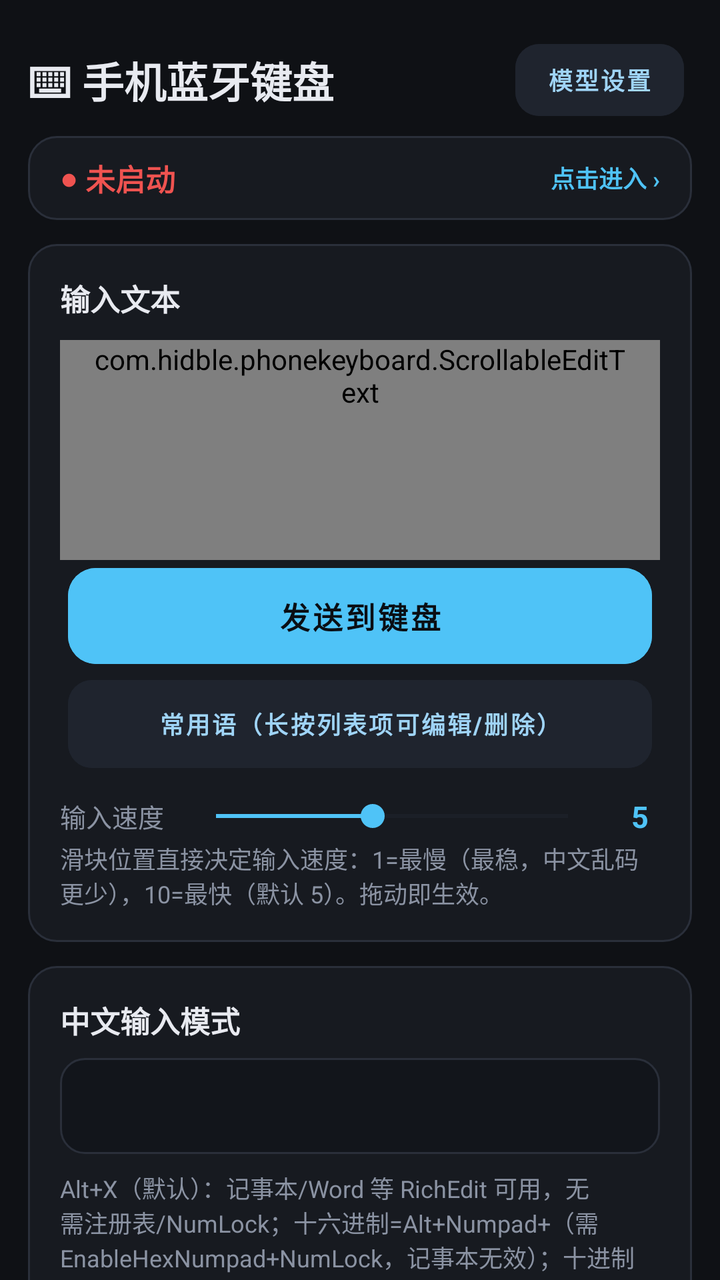
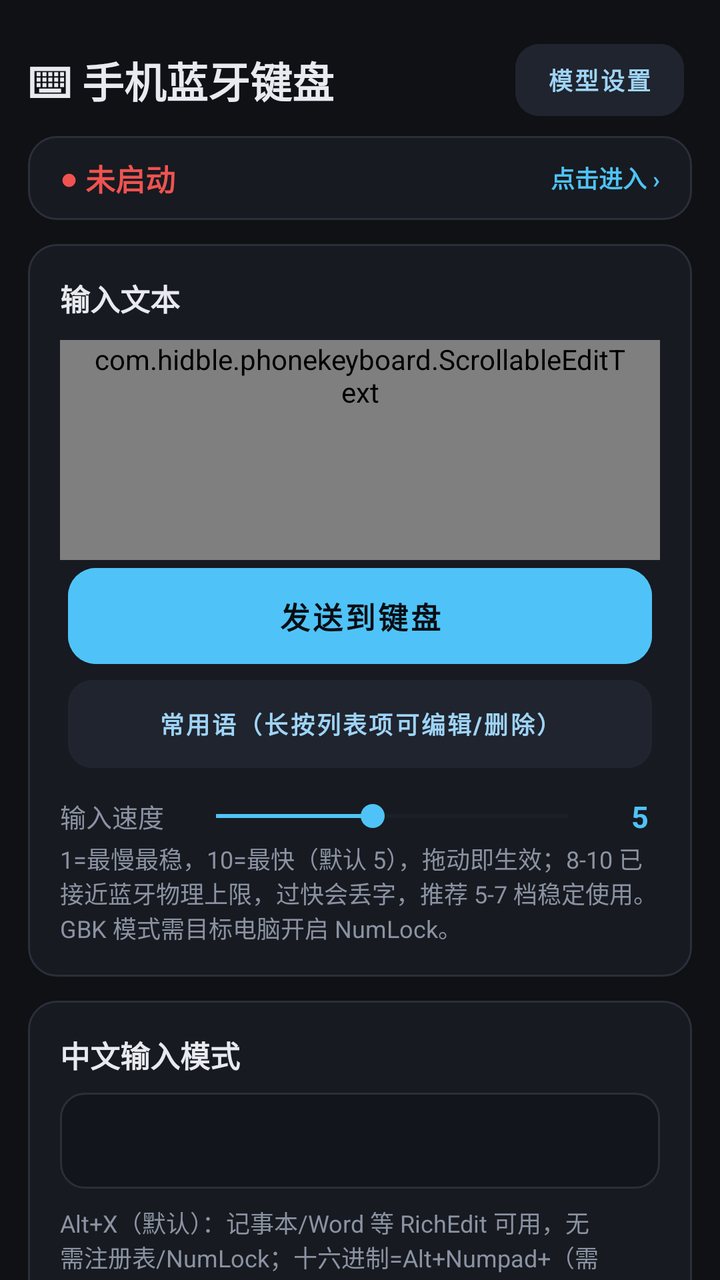

Two renders of the same Android screen: before a commit and after it. Below are the layout's source before the change and the commit's diff.
<!-- AndroidManifest.xml: activity theme Theme.HIDBLEKeyboard -->
<!-- res/layout/activity_main.xml -->
<?xml version="1.0" encoding="utf-8"?>
<ScrollView xmlns:android="http://schemas.android.com/apk/res/android"
    android:layout_width="match_parent"
    android:layout_height="match_parent"
    android:background="@color/background"
    android:fillViewport="true"
    android:scrollbars="none">

    <LinearLayout
        android:layout_width="match_parent"
        android:layout_height="wrap_content"
        android:orientation="vertical"
        android:padding="14dp">

        
        <LinearLayout
            android:layout_width="match_parent"
            android:layout_height="wrap_content"
            android:orientation="horizontal"
            android:gravity="center_vertical"
            android:layout_marginTop="4dp"
            android:layout_marginBottom="6dp">

            <TextView
                android:layout_width="wrap_content"
                android:layout_height="wrap_content"
                android:text="⌨ 手机蓝牙键盘"
                android:textSize="21sp"
                android:textStyle="bold"
                android:textColor="@color/text_primary" />

            <View
                android:layout_width="0dp"
                android:layout_height="1dp"
                android:layout_weight="1" />

            <Button
                android:id="@+id/llmSettingsTopButton"
                style="@style/KeyButton"
                android:layout_width="wrap_content"
                android:layout_height="36dp"
                android:text="模型设置" />
        </LinearLayout>

        
        <LinearLayout
            android:id="@+id/statusCard"
            android:layout_width="match_parent"
            android:layout_height="wrap_content"
            android:orientation="horizontal"
            android:gravity="center_vertical"
            android:background="@drawable/bg_card"
            android:clickable="true"
            android:focusable="true"
            android:foreground="?attr/selectableItemBackground"
            android:paddingStart="16dp"
            android:paddingEnd="16dp"
            android:paddingTop="10dp"
            android:paddingBottom="10dp"
            android:layout_marginBottom="12dp">

            <TextView
                android:id="@+id/headerStatusDot"
                android:layout_width="wrap_content"
                android:layout_height="wrap_content"
                android:text="● "
                android:textSize="15sp"
                android:textColor="@color/disconnected" />

            <TextView
                android:id="@+id/headerStatusText"
                android:layout_width="0dp"
                android:layout_height="wrap_content"
                android:layout_weight="1"
                android:text="未启动"
                android:textSize="15sp"
                android:textStyle="bold"
                android:textColor="@color/disconnected" />

            <TextView
                android:layout_width="wrap_content"
                android:layout_height="wrap_content"
                android:text="点击进入 ›"
                android:textSize="12sp"
                android:textStyle="bold"
                android:textColor="@color/primary" />
        </LinearLayout>

        
        <LinearLayout
            android:layout_width="match_parent"
            android:layout_height="wrap_content"
            android:orientation="vertical"
            android:background="@drawable/bg_card"
            android:padding="16dp"
            android:layout_marginBottom="12dp">

            <TextView
                android:layout_width="wrap_content"
                android:layout_height="wrap_content"
                android:text="输入文本"
                android:textSize="15sp"
                android:textStyle="bold"
                android:textColor="@color/text_primary"
                android:layout_marginBottom="10dp" />

            <com.hidble.phonekeyboard.ScrollableEditText
                android:id="@+id/textInput"
                android:layout_width="match_parent"
                android:layout_height="wrap_content"
                android:minHeight="110dp"
                android:background="@drawable/bg_input"
                android:paddingStart="14dp"
                android:paddingEnd="14dp"
                android:hint="输入文字（支持中文/英文/数字，可多行）"
                android:textColor="@color/text_primary"
                android:textColorHint="@color/text_hint"
                android:textColorHighlight="#334FC3F7"
                android:textSize="15sp"
                android:gravity="top|start"
                android:inputType="textMultiLine"
                android:lines="4"
                android:minLines="4"
                android:scrollbars="vertical"
                android:scrollbarStyle="outsideOverlay"
                android:fadeScrollbars="false"
                android:importantForAutofill="no" />

            <Button
                android:id="@+id/sendButton"
                style="@style/PrimaryButton"
                android:layout_width="match_parent"
                android:layout_height="48dp"
                android:layout_marginTop="8dp"
                android:text="发送到键盘" />

            <Button
                android:id="@+id/phraseButton"
                style="@style/KeyButton"
                android:layout_width="match_parent"
                android:layout_height="44dp"
                android:layout_marginTop="8dp"
                android:text="常用语（长按列表项可编辑/删除）" />

            
            <LinearLayout
                android:layout_width="match_parent"
                android:layout_height="wrap_content"
                android:orientation="horizontal"
                android:gravity="center_vertical"
                android:layout_marginTop="10dp">

                <TextView
                    android:layout_width="wrap_content"
                    android:layout_height="wrap_content"
                    android:text="输入速度"
                    android:textSize="13sp"
                    android:textColor="@color/text_secondary" />

                <SeekBar
                    android:id="@+id/speedSeekBar"
                    android:layout_width="0dp"
                    android:layout_height="wrap_content"
                    android:layout_weight="1"
                    android:layout_marginStart="10dp"
                    android:layout_marginEnd="10dp"
                    android:min="1"
                    android:max="10"
                    android:progress="5"
                    android:progressTint="@color/primary"
                    android:progressBackgroundTint="@color/card_stroke"
                    android:thumbTint="@color/primary" />

                <TextView
                    android:id="@+id/speedValueText"
                    android:layout_width="wrap_content"
                    android:layout_height="wrap_content"
                    android:text="5"
                    android:textSize="15sp"
                    android:textStyle="bold"
                    android:textColor="@color/primary"
                    android:minWidth="20dp"
                    android:gravity="center" />
            </LinearLayout>

            <TextView
                android:layout_width="match_parent"
                android:layout_height="wrap_content"
                android:text="滑块位置直接决定输入速度：1=最慢（最稳，中文乱码更少），10=最快（默认 5）。拖动即生效。"
                android:textSize="12sp"
                android:textColor="@color/text_secondary"
                android:layout_marginTop="2dp" />
        </LinearLayout>

        
        <LinearLayout
            android:layout_width="match_parent"
            android:layout_height="wrap_content"
            android:orientation="vertical"
            android:background="@drawable/bg_card"
            android:padding="16dp"
            android:layout_marginBottom="12dp">

            <TextView
                android:layout_width="wrap_content"
                android:layout_height="wrap_content"
                android:text="中文输入模式"
                android:textSize="15sp"
                android:textStyle="bold"
                android:textColor="@color/text_primary"
                android:layout_marginBottom="8dp" />

            <Spinner
                android:id="@+id/unicodeModeSpinner"
                android:layout_width="match_parent"
                android:layout_height="48dp"
                android:background="@drawable/bg_input"
                android:paddingStart="12dp"
                android:paddingEnd="12dp" />

            <TextView
                android:layout_width="match_parent"
                android:layout_height="wrap_content"
                android:text="Alt+X（默认）：记事本/Word 等 RichEdit 可用，无需注册表/NumLock；十六进制=Alt+Numpad+（需 EnableHexNumpad+NumLock，记事本无效）；十进制=Alt+0+码点；GBK 仅中文版 Windows。"
                android:textSize="12sp"
                android:textColor="@color/text_secondary"
                android:layout_marginTop="8dp" />
        </LinearLayout>

        
        <LinearLayout
            android:layout_width="match_parent"
            android:layout_height="wrap_content"
            android:orientation="vertical"
            android:background="@drawable/bg_card"
            android:padding="16dp"
            android:layout_marginBottom="12dp">

            <LinearLayout
                android:layout_width="match_parent"
                android:layout_height="wrap_content"
                android:orientation="horizontal"
                android:gravity="center_vertical"
                android:layout_marginBottom="8dp">

                <TextView
                    android:layout_width="0dp"
                    android:layout_height="wrap_content"
                    android:layout_weight="1"
                    android:text="大模型对话"
                    android:textSize="15sp"
                    android:textStyle="bold"
                    android:textColor="@color/text_primary" />

                <Button
                    android:id="@+id/llmSettingsButton"
                    style="@style/KeyButton"
                    android:text="模型设置" />
            </LinearLayout>

            <TextView
                android:layout_width="match_parent"
                android:layout_height="wrap_content"
                android:text="选提供方 + 填 Token 后即可对话；「我」的发言为绿色、AI 回复为白色，输出框可直接编辑。"
                android:textSize="12sp"
                android:textColor="@color/text_secondary"
                android:layout_marginBottom="8dp" />

            
            <com.hidble.phonekeyboard.ScrollableEditText
                android:id="@+id/llmInput"
                android:layout_width="match_parent"
                android:layout_height="wrap_content"
                android:minHeight="110dp"
                android:background="@drawable/bg_input"
                android:padding="12dp"
                android:hint="输入要问模型的话..."
                android:textColor="@color/text_primary"
                android:textColorHint="@color/text_hint"
                android:textColorHighlight="#334FC3F7"
                android:textSize="14sp"
                android:gravity="top|start"
                android:inputType="textMultiLine"
                android:lines="4"
                android:minLines="4"
                android:scrollbars="vertical"
                android:scrollbarStyle="outsideOverlay"
                android:fadeScrollbars="false"
                android:importantForAutofill="no" />

            <Button
                android:id="@+id/llmSendButton"
                style="@style/PrimaryButton"
                android:layout_width="match_parent"
                android:layout_height="48dp"
                android:layout_marginTop="8dp"
                android:text="发送给模型" />

            
            <LinearLayout
                android:id="@+id/llmThinkingRow"
                android:layout_width="match_parent"
                android:layout_height="wrap_content"
                android:orientation="horizontal"
                android:gravity="center_vertical"
                android:visibility="gone"
                android:layout_marginTop="8dp">

                <ProgressBar
                    android:layout_width="14dp"
                    android:layout_height="14dp"
                    android:indeterminateTint="@color/primary" />

                <TextView
                    android:id="@+id/llmThinkingText"
                    android:layout_width="wrap_content"
                    android:layout_height="wrap_content"
                    android:text="AI 正在思考"
                    android:textSize="13sp"
                    android:textColor="@color/text_secondary"
                    android:layout_marginStart="8dp" />
            </LinearLayout>

            
            <com.hidble.phonekeyboard.ScrollableEditText
                android:id="@+id/llmOutput"
                android:layout_width="match_parent"
                android:layout_height="190dp"
                android:background="@drawable/bg_log"
                android:padding="12dp"
                android:hint="对话内容会显示在这里，可直接编辑"
                android:textColor="@color/text_primary"
                android:textColorHint="@color/text_hint"
                android:textSize="13sp"
                android:gravity="top|start"
                android:inputType="textMultiLine"
                android:scrollbars="vertical"
                android:scrollbarStyle="outsideOverlay"
                android:fadeScrollbars="false"
                android:lineSpacingExtra="2dp"
                android:layout_marginTop="8dp"
                android:importantForAutofill="no" />

            <CheckBox
                android:id="@+id/llmIncludeMeCheck"
                android:layout_width="match_parent"
                android:layout_height="wrap_content"
                android:layout_marginTop="4dp"
                android:buttonTint="@color/check_green"
                android:text="发送到键盘时包含“我”的发言（默认不发送，只发 AI 回复）"
                android:textSize="12sp"
                android:textColor="@color/text_secondary" />

            <LinearLayout
                android:layout_width="match_parent"
                android:layout_height="wrap_content"
                android:orientation="horizontal"
                android:layout_marginTop="6dp">

                <Button
                    android:id="@+id/llmSendToKeyboardButton"
                    style="@style/PrimaryButton"
                    android:layout_width="0dp"
                    android:layout_height="50dp"
                    android:layout_weight="1.4"
                    android:text="发送到键盘" />

                <Button
                    android:id="@+id/llmClearButton"
                    style="@style/KeyButton"
                    android:layout_width="0dp"
                    android:layout_height="50dp"
                    android:layout_weight="0.6"
                    android:layout_marginStart="8dp"
                    android:text="清空" />
            </LinearLayout>
        </LinearLayout>

        
        <LinearLayout
            android:layout_width="match_parent"
            android:layout_height="wrap_content"
            android:orientation="vertical"
            android:background="@drawable/bg_card"
            android:padding="16dp"
            android:layout_marginBottom="20dp">

            <TextView
                android:layout_width="wrap_content"
                android:layout_height="wrap_content"
                android:text="更多功能"
                android:textSize="15sp"
                android:textStyle="bold"
                android:textColor="@color/text_primary"
                android:layout_marginBottom="4dp" />

            <TextView
                android:layout_width="match_parent"
                android:layout_height="wrap_content"
                android:text="光标控制、组合键、功能键、蓝牙开关与已配对设备、命令日志已收纳到二级页面，让主界面更清爽。"
                android:textSize="12sp"
                android:textColor="@color/text_secondary"
                android:layout_marginBottom="8dp" />

            <LinearLayout
                android:layout_width="match_parent"
                android:layout_height="wrap_content"
                android:orientation="horizontal">

                <Button
                    android:id="@+id/connectionButton"
                    style="@style/KeyButton"
                    android:layout_weight="1"
                    android:text="连接管理" />

                <Button
                    android:id="@+id/keysButton"
                    style="@style/KeyButton"
                    android:layout_weight="1"
                    android:text="更多按键" />

                <Button
                    android:id="@+id/logButton"
                    style="@style/KeyButton"
                    android:layout_weight="1"
                    android:text="命令日志" />
            </LinearLayout>
        </LinearLayout>

    </LinearLayout>
</ScrollView>
<!-- resources referenced by this layout -->
<resources>
  <color name="background">#0F1115</color>
  <color name="card_stroke">#2A2F3A</color>
  <color name="check_green">#4CAF50</color>
  <color name="disconnected">#EF5350</color>
  <color name="primary">#4FC3F7</color>
  <color name="text_hint">#5C6472</color>
  <color name="text_primary">#E8EAF0</color>
  <color name="text_secondary">#8B93A3</color>
  <!-- drawable bg_card (drawable) -->
  <?xml version="1.0" encoding="utf-8"?>
  <shape xmlns:android="http://schemas.android.com/apk/res/android"
      android:shape="rectangle">
      <solid android:color="@color/card_background" />
      <corners android:radius="14dp" />
      <stroke
          android:width="1dp"
          android:color="@color/card_stroke" />
  </shape>
  <!-- drawable bg_log (drawable) -->
  <?xml version="1.0" encoding="utf-8"?>
  <shape xmlns:android="http://schemas.android.com/apk/res/android"
      android:shape="rectangle">
      <solid android:color="@color/log_bg" />
      <corners android:radius="10dp" />
      <stroke android:width="1dp" android:color="@color/card_stroke" />
  </shape>
  <color name="card_background">#171A20</color>
  <color name="input_bg">#12151B</color>
  <color name="input_stroke_focused">#4FC3F7</color>
  <color name="input_stroke">#2A2F3A</color>
  <color name="log_bg">#0C0E12</color>
  <!-- drawable btn_text_key (drawable) -->
  <?xml version="1.0" encoding="utf-8"?>
  <selector xmlns:android="http://schemas.android.com/apk/res/android">
      <item android:state_enabled="false" android:color="@color/btn_key_text_disabled" />
      <item android:state_pressed="true" android:color="@color/btn_key_text_pressed" />
      <item android:color="@color/btn_key_text" />
  </selector>
  <!-- drawable btn_bg_key (drawable) -->
  <?xml version="1.0" encoding="utf-8"?>
  <selector xmlns:android="http://schemas.android.com/apk/res/android">
      <item android:state_enabled="false" android:color="@color/btn_key_disabled" />
      <item android:state_pressed="true" android:color="@color/btn_key_pressed" />
      <item android:color="@color/btn_key" />
  </selector>
  <color name="ripple">#26FFFFFF</color>
  <!-- drawable btn_text_primary (drawable) -->
  <?xml version="1.0" encoding="utf-8"?>
  <selector xmlns:android="http://schemas.android.com/apk/res/android">
      <item android:state_enabled="false" android:color="@color/btn_primary_text_disabled" />
      <item android:color="@color/btn_primary_text" />
  </selector>
  <!-- drawable btn_bg_primary (drawable) -->
  <?xml version="1.0" encoding="utf-8"?>
  <selector xmlns:android="http://schemas.android.com/apk/res/android">
      <item android:state_enabled="false" android:color="@color/btn_primary_disabled" />
      <item android:state_pressed="true" android:color="@color/btn_primary_pressed" />
      <item android:color="@color/btn_primary" />
  </selector>
  <color name="primary_dark">#0288D1</color>
  <color name="accent">#FFB74D</color>
  <color name="on_primary">#0A0E14</color>
  <color name="btn_key_text_disabled">#3E4652</color>
  <color name="btn_key_text_pressed">#CBE9FC</color>
  <color name="btn_key_text">#9FD4F7</color>
  <color name="btn_key_disabled">#161A20</color>
  <color name="btn_key_pressed">#2C3340</color>
  <color name="btn_key">#1F242E</color>
  <color name="btn_primary_text_disabled">#55606F</color>
  <color name="btn_primary_text">#0A0E14</color>
  <color name="btn_primary_disabled">#2A3340</color>
  <color name="btn_primary_pressed">#81D4FA</color>
  <color name="btn_primary">#4FC3F7</color>
  <!-- unchanged entries left out for length: 4 -->
</resources>

<!-- the commit's change to res/layout/activity_main.xml (unified diff, before → after) -->
@@ -186,7 +186,7 @@
             <TextView
                 android:layout_width="match_parent"
                 android:layout_height="wrap_content"
-                android:text="滑块位置直接决定输入速度：1=最慢（最稳，中文乱码更少），10=最快（默认 5）。拖动即生效。"
+                android:text="1=最慢最稳，10=最快（默认 5），拖动即生效；8-10 已接近蓝牙物理上限，过快会丢字，推荐 5-7 档稳定使用。GBK 模式需目标电脑开启 NumLock。"
                 android:textSize="12sp"
                 android:textColor="@color/text_secondary"
                 android:layout_marginTop="2dp" />
